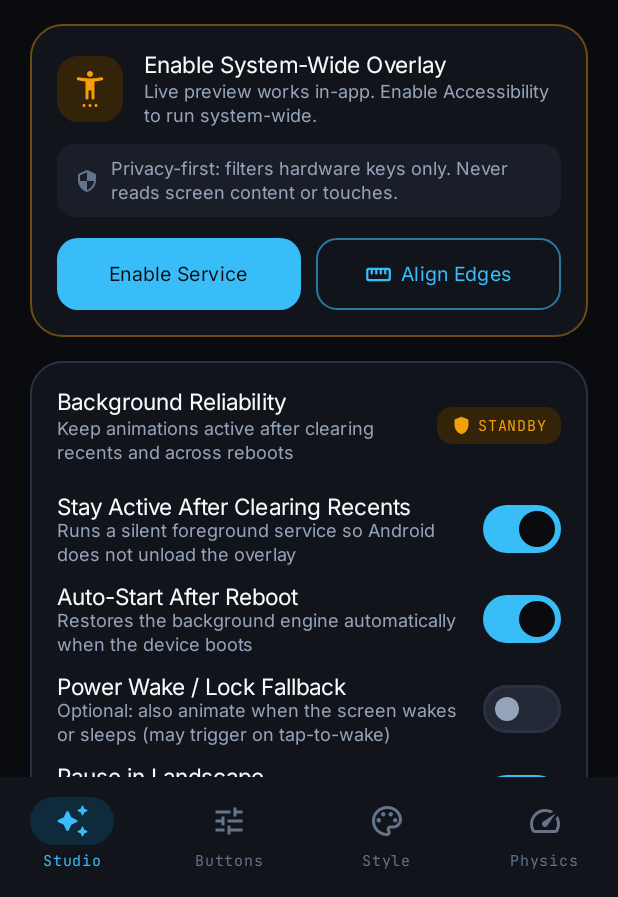
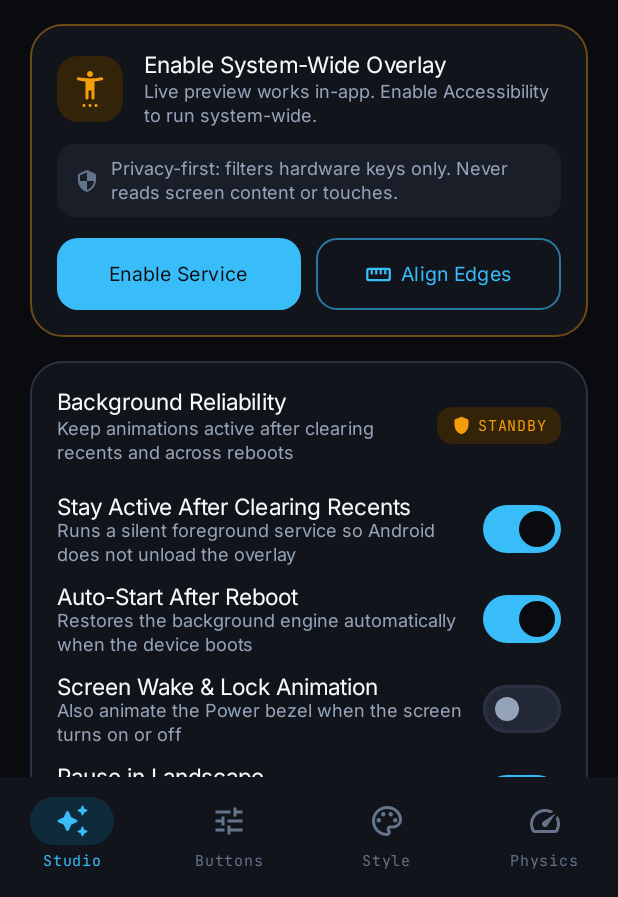
Before and after one commit to partiush/bezelpulse, an Android app built with Jetpack Compose: the screen it shows after launch (MainActivity), on a phone screen of 412 x 824 dp, the part 339-1236 px from its top. Run offline under Robolectric (Android 15) with nearby library versions, the phone set to English and light mode, and no system bars.

Commit message:
feat(ui): rename Power Wake/Lock and refactor docs
- Rename "Power Wake / Lock Fallback" to "Screen Wake & Lock Animation" for clarity.
- Update UI descriptions and README for improved readability.
- Suppress deprecated broadcast receiver warning.
- Update Robolectric test SDK configuration to 34.

```diff
--- a/app/src/main/java/com/example/service/BezelAccessibilityService.kt
+++ b/app/src/main/java/com/example/service/BezelAccessibilityService.kt
@@ -105,6 +105,7 @@ class BezelAccessibilityService : AccessibilityService() {
     }
 
     private val systemPowerReceiver = object : BroadcastReceiver() {
+        @Suppress("DEPRECATION")
         override fun onReceive(context: Context?, intent: Intent?) {
             val action = intent?.action ?: return
             val cfg = BezelRuntimeBus.config.value
--- a/app/src/main/java/com/example/ui/screens/ButtonsScreen.kt
+++ b/app/src/main/java/com/example/ui/screens/ButtonsScreen.kt
@@ -308,7 +308,7 @@ fun ButtonsScreen(
                         )
                         Spacer(Modifier.width(8.dp))
                         Text(
-                            text = "Direct Power presses and long-press Power menus trigger native press and sustained hold animations. If your device blocks short Power key events, you can optionally enable Power Wake / Lock Fallback in the Studio tab.",
+                            text = "Direct Power presses and long-press Power menus trigger press and sustained hold animations. You can also enable Screen Wake & Lock Animation in the Studio tab.",
                             style = MaterialTheme.typography.bodySmall,
                             color = TextSecondary
                         )
--- a/app/src/main/java/com/example/ui/screens/StudioScreen.kt
+++ b/app/src/main/java/com/example/ui/screens/StudioScreen.kt
@@ -366,8 +366,8 @@ private fun AlwaysOnBackgroundCard(
             testTagName = "auto_boot_switch"
         )
         PrecisionToggleRow(
-            title = "Power Wake / Lock Fallback",
-            subtitle = "Optional: also animate when the screen wakes or sleeps (may trigger on tap-to-wake)",
+            title = "Screen Wake & Lock Animation",
+            subtitle = "Also animate the Power bezel when the screen turns on or off",
             checked = config.powerWakePulseEnabled,
             onCheckedChange = onTogglePowerWakePulse,
             testTagName = "power_wake_switch"
```
Also changed, not shown: 2 other files.
